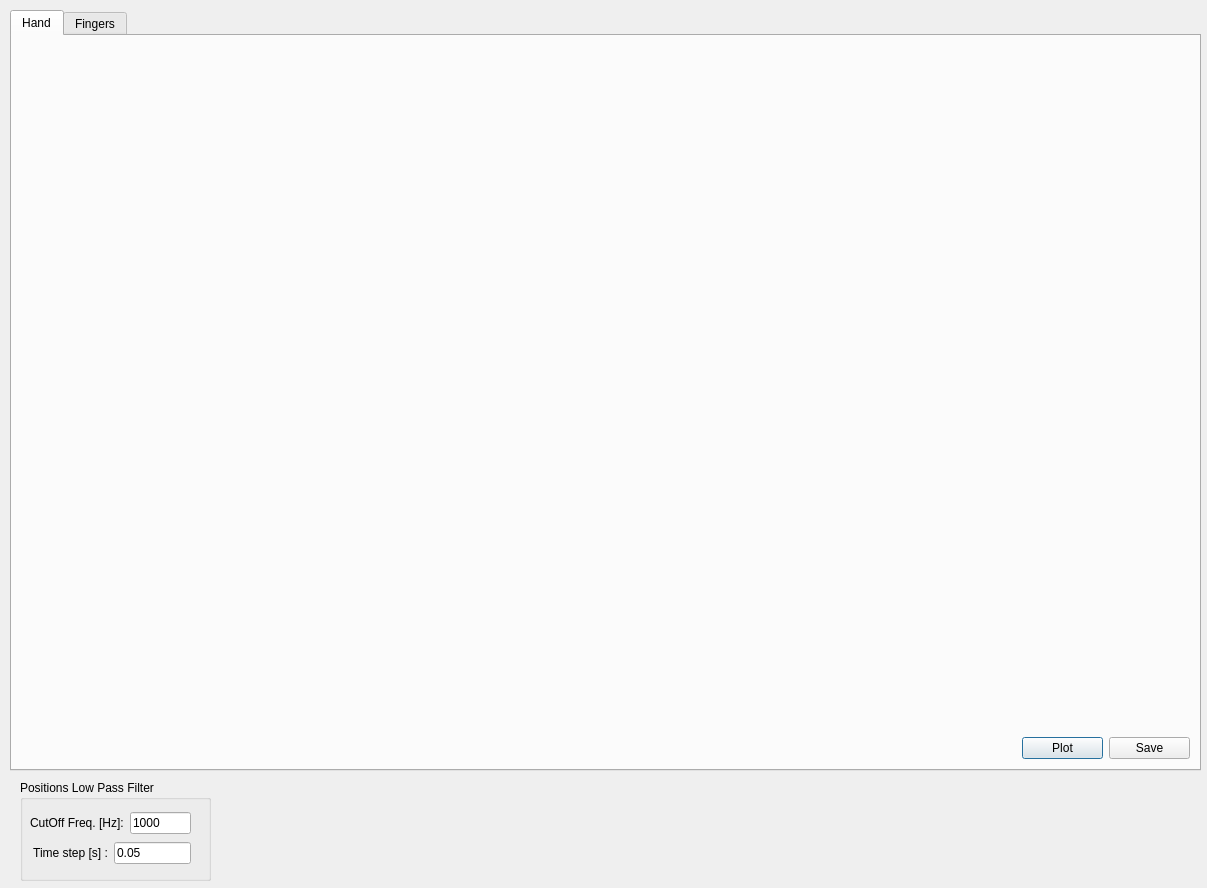
Qt form ui/comp_tracking_controldialog.ui (zohannn/motion_manager) before a commit.
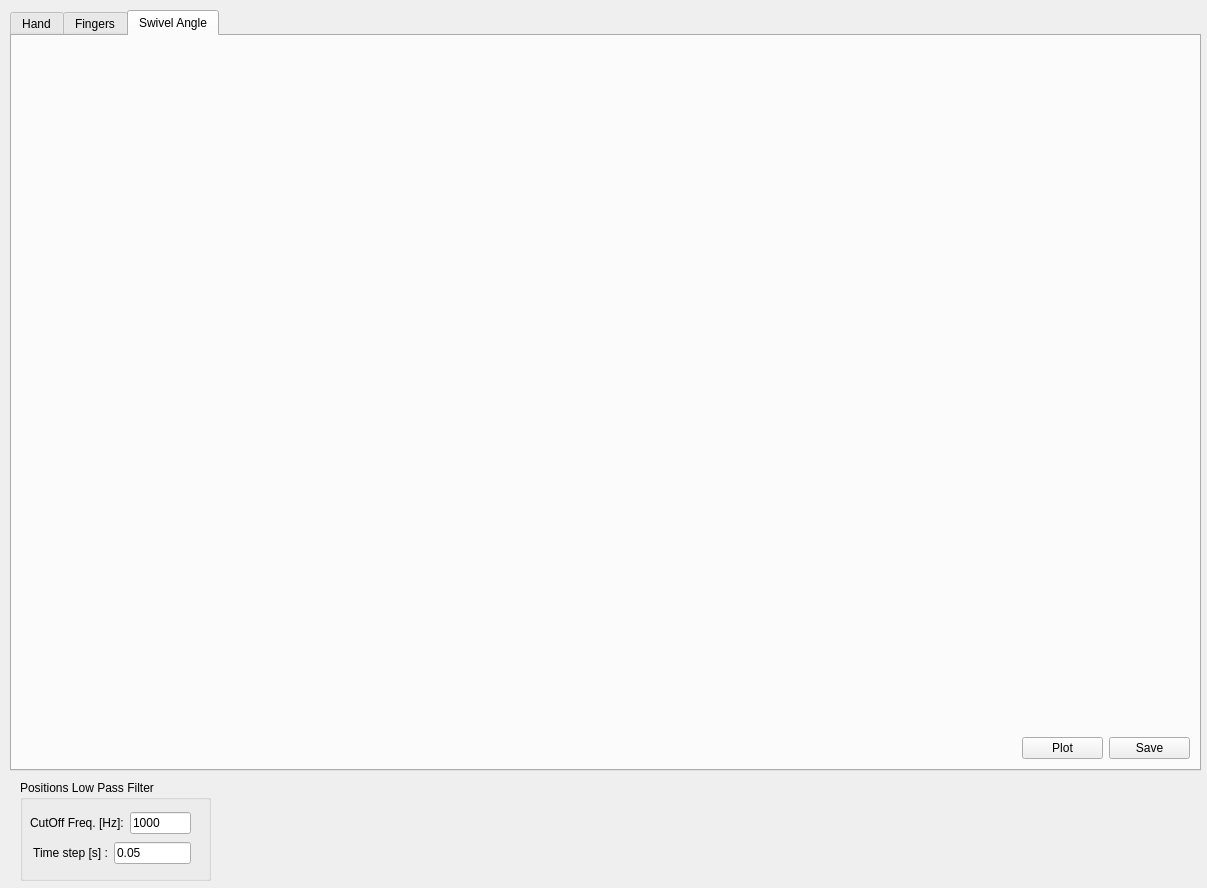
The same form after that commit. The open tabs and pages were chosen to show the change. Custom widgets are drawn as their Qt base class.

Commit message: TO DO: swivel angle tests

What changed in the file:
```diff
--- a/ui/comp_tracking_controldialog.ui
+++ b/ui/comp_tracking_controldialog.ui
@@ -167,6 +167,47 @@
      </layout>
     </widget>
    </widget>
+   <widget class="QWidget" name="tab_alpha">
+    <attribute name="title">
+     <string>Swivel Angle</string>
+    </attribute>
+    <widget class="QCustomPlot" name="plot_alpha_pos" native="true">
+     <property name="geometry">
+      <rect>
+       <x>10</x>
+       <y>10</y>
+       <width>551</width>
+       <height>421</height>
+      </rect>
+     </property>
+    </widget>
+    <widget class="QWidget" name="">
+     <property name="geometry">
+      <rect>
+       <x>1010</x>
+       <y>700</y>
+       <width>168</width>
+       <height>25</height>
+      </rect>
+     </property>
+     <layout class="QHBoxLayout" name="horizontalLayout_4">
+      <item>
+       <widget class="QPushButton" name="pushButton_plot_alpha">
+        <property name="text">
+         <string>Plot</string>
+        </property>
+       </widget>
+      </item>
+      <item>
+       <widget class="QPushButton" name="pushButton_save_alpha">
+        <property name="text">
+         <string>Save</string>
+        </property>
+       </widget>
+      </item>
+     </layout>
+    </widget>
+   </widget>
   </widget>
   <widget class="QGroupBox" name="groupBox_low_pass_pos">
    <property name="geometry">
```
The commit also changes 15 other files.
